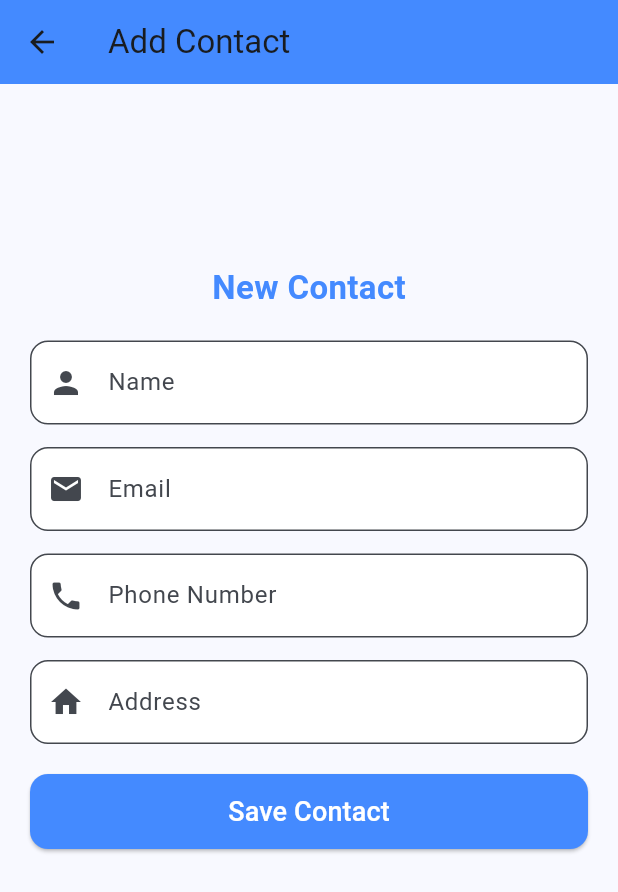
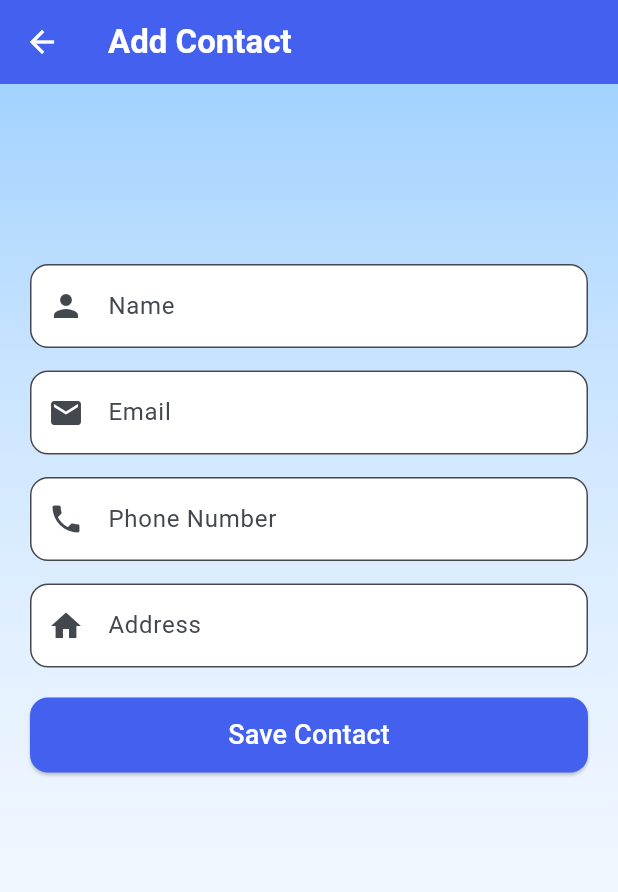
Before and after one commit to VSHarinee/contactmanage, a Flutter app: the AddContactScreen screen opened directly, on a phone screen of 412 x 824 dp. Shown: the top 892 px of the screen. Run offline on Flutter 3.47's test engine with Material 3 defaults, Android fonts, the phone set to English and light mode, and no system bars; our stand-ins replace cloud_firestore, firebase_auth, firebase_core; accounts and stored records are empty; network calls fail.

Commit message:
version 3

```diff
--- a/lib/screens/ContactDetailsScreen.dart
+++ b/lib/screens/ContactDetailsScreen.dart
@@ -101,7 +101,7 @@ class _ContactDetailsScreenState extends State<ContactDetailsScreen> {
           widget.name,
           style: TextStyle(color: Colors.white, fontWeight: FontWeight.bold),
         ),
-        backgroundColor: Color(0xFF4361ee),
+        backgroundColor: Color(0xFF4361ee),iconTheme: IconThemeData(color: Colors.white),
       ),
       body: Padding(
         padding: const EdgeInsets.all(16.0),
--- a/lib/screens/EditContactScreen.dart
+++ b/lib/screens/EditContactScreen.dart
@@ -58,7 +58,7 @@ class _EditContactScreenState extends State<EditContactScreen> {
   @override
   Widget build(BuildContext context) {
     return Scaffold(
-      appBar: AppBar(title: const Text("Edit Contact",style: TextStyle(color: Colors.white,fontWeight:FontWeight.bold),), backgroundColor: Color(0xFF4361ee)),
+      appBar: AppBar(title: const Text("Edit Contact",style: TextStyle(color: Colors.white,fontWeight:FontWeight.bold),), backgroundColor: Color(0xFF4361ee),iconTheme: IconThemeData(color: Colors.white),),
       //appBar: AppBar(title: Text(widget.name,style: TextStyle(color: Colors.white,fontWeight:FontWeight.bold),), backgroundColor: Color(0xFF4361ee)),
       body: Padding(
         padding: const EdgeInsets.all(20.0),
--- a/lib/screens/WelcomeScreen.dart
+++ b/lib/screens/WelcomeScreen.dart
@@ -35,7 +35,7 @@ class _WelcomeScreenState extends State<WelcomeScreen> {
           /// Background Image
           Positioned.fill(
             child: Image.asset(
-              "assets/download.jpg",
+              "assets/app1.jpg",
               fit: BoxFit.cover,
             ),
           ),
--- a/lib/screens/add_contact_screen.dart
+++ b/lib/screens/add_contact_screen.dart
@@ -44,15 +44,15 @@ class _AddContactScreenState extends State<AddContactScreen> {
   @override
   Widget build(BuildContext context) {
     return Scaffold(
-      appBar: AppBar(title: const Text("Add Contact"),
-          backgroundColor: Colors.blueAccent),
+      appBar: AppBar(title: const Text("Add Contact",style: TextStyle(color: Colors.white,fontWeight: FontWeight.bold),),
+          backgroundColor: Color(0xFF4361ee),iconTheme: IconThemeData(color: Colors.white),),
       resizeToAvoidBottomInset: true,
       body: Container(
         width: double.infinity,
         height: double.infinity,
         decoration: const BoxDecoration(
           gradient: LinearGradient(
-            colors: [Color(0xFFFFFFF), Color(0xFFFFFFF)], // Light blue gradient
+            colors: [Color(0xFFa2d2ff), Color(0xFFFFFFF)], // Light blue gradient
             begin: Alignment.topCenter,
             end: Alignment.bottomCenter,
           ),
@@ -64,11 +64,11 @@ class _AddContactScreenState extends State<AddContactScreen> {
                 child: Column(
                   mainAxisSize: MainAxisSize.min,
                   children: [
-                    const Text(
-                      "New Contact",
-                      style: TextStyle(fontSize: 22, fontWeight: FontWeight.bold, color: Colors.blueAccent),
-                    ),
-                    const SizedBox(height: 20),
+                    // const Text(
+                    //   "New Contact",
+                    //   style: TextStyle(fontSize: 22, fontWeight: FontWeight.bold, color: Color(0xFF4361ee)),
+                    // ),
+                    // const SizedBox(height: 20),
                     TextField(
                       controller: nameController,
                       decoration: InputDecoration(
@@ -113,7 +113,7 @@ class _AddContactScreenState extends State<AddContactScreen> {
                         onPressed: addContact,
                         style: ElevatedButton.styleFrom(
                           padding: const EdgeInsets.symmetric(vertical: 12),
-                          backgroundColor: Colors.blueAccent,
+                          backgroundColor: Color(0xFF4361ee),
                           shape: RoundedRectangleBorder(borderRadius: BorderRadius.circular(12)),
                         ),
                         child: const Text(
--- a/lib/screens/home_screen.dart
+++ b/lib/screens/home_screen.dart
@@ -357,7 +357,7 @@ class _HomeScreenState extends State<HomeScreen> {
       body: Container(
         decoration: const BoxDecoration(
           gradient: LinearGradient(
-            colors: [Color(0xFFa2d2ff), Color(0xFFFFFF)],
+            colors: [Color(0xFFa2d2ff), Color(0xFFFFFFF)],
             begin: Alignment.topLeft,
             end: Alignment.bottomRight,
           ),
```
